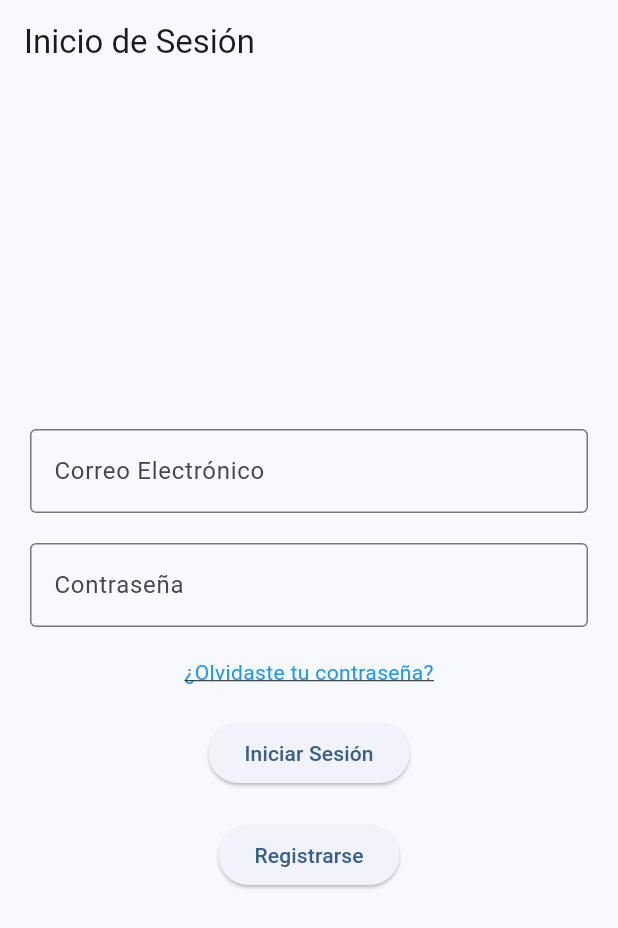
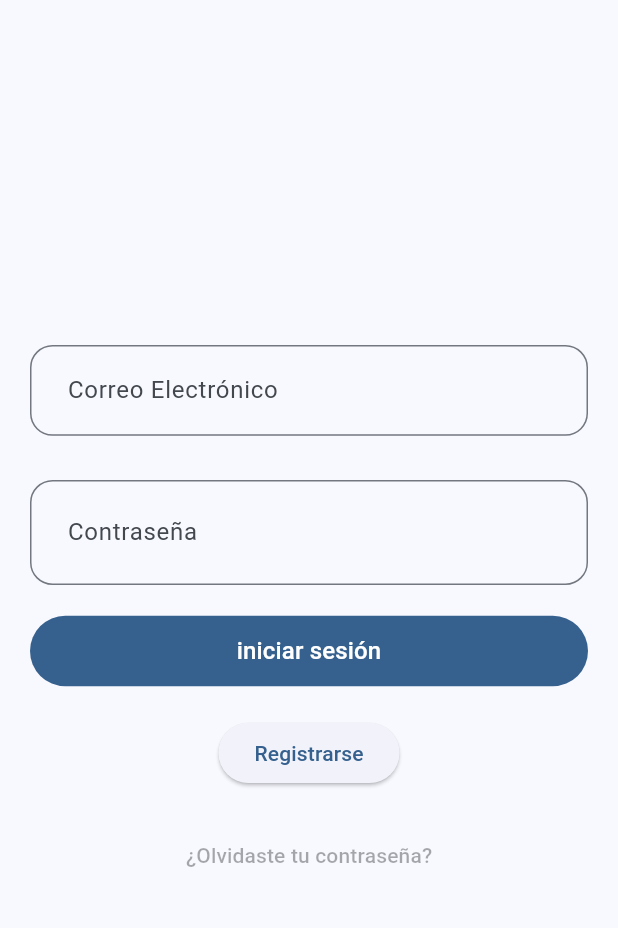
Before and after one commit to ZionitAdmin/todo_final, a Flutter app: the screen it shows after launch, on a phone screen of 412 x 824 dp. Shown: the top 928 px of the screen. Run offline on Flutter 3.47's test engine with Material 3 defaults, Android fonts, the phone set to English and light mode, and no system bars; our stand-ins replace go_router, isar; accounts and stored records are empty; generated files the repository leaves out were written again.

Commit message:
add: se agregan widgets custom de boton principal e inputs

```diff
--- a/lib/config/constants.dart
+++ b/lib/config/constants.dart
@@ -2,4 +2,5 @@ import 'package:flutter/material.dart';
 
 class AppConstants {
   static final homeScaffoldKey = GlobalKey<ScaffoldState>();
+  static const double borderRadius = 15.0;
 }
--- /dev/null
+++ b/lib/config/input_styles.dart
@@ -0,0 +1,8 @@
+import 'package:flutter/material.dart';
+import 'package:todo_practica_final/config/constants.dart';
+
+InputBorder myInputBorder = const OutlineInputBorder(
+  borderRadius: BorderRadius.all(
+      Radius.elliptical(AppConstants.borderRadius, AppConstants.borderRadius)),
+  gapPadding: 10,
+);
--- a/lib/main.dart
+++ b/lib/main.dart
@@ -3,11 +3,13 @@ import 'package:provider/provider.dart';
 import 'package:todo_practica_final/config/router/app_router.dart';
 import 'package:todo_practica_final/providers/appbar_provider.dart';
 import 'package:todo_practica_final/providers/drawer_provider.dart';
+import 'package:todo_practica_final/providers/login_provider.dart';
 import 'package:todo_practica_final/providers/theme_provider.dart';
 
 void main() {
   runApp(MultiProvider(
     providers: [
+      ChangeNotifierProvider(create: (_) => LoginProvider()),
       ChangeNotifierProvider(create: (_) => DrawerProvider()),
       ChangeNotifierProvider(create: (_) => ThemeProvider()),
       ChangeNotifierProvider(create: (_) => AppbarProvider()),
--- a/lib/providers/important_tasks_provider.dart
+++ b/lib/providers/important_tasks_provider.dart
@@ -3,7 +3,7 @@ import 'package:flutter/material.dart';
 import '../screens/home_screen.dart';
 
 class ImportantTasksProvider extends ChangeNotifier {
-  List<Task> _importantTasks = [];
+  final List<Task> _importantTasks = [];
 
   List<Task> get importantTasks => _importantTasks;
 
--- /dev/null
+++ b/lib/providers/login_provider.dart
@@ -0,0 +1,12 @@
+import 'package:flutter/material.dart';
+
+class LoginProvider extends ChangeNotifier {
+  bool _isPasswordVisible = false;
+
+  void togglePasswordVisibility() {
+    _isPasswordVisible = !_isPasswordVisible;
+    notifyListeners();
+  }
+
+  get isPasswordVisible => _isPasswordVisible;
+}
--- a/lib/screens/login_screen.dart
+++ b/lib/screens/login_screen.dart
@@ -1,5 +1,10 @@
 import 'package:flutter/material.dart';
 import 'package:go_router/go_router.dart';
+import 'package:provider/provider.dart';
+import 'package:todo_practica_final/config/input_styles.dart';
+import 'package:todo_practica_final/providers/login_provider.dart';
+import 'package:todo_practica_final/widgets/my_filled_button.dart';
+import 'package:todo_practica_final/widgets/my_text_form_field.dart';
 // Importa el RegistroScreen
 
 class LoginScreen extends StatelessWidget {
@@ -10,60 +15,59 @@ class LoginScreen extends StatelessWidget {
   @override
   Widget build(BuildContext context) {
     return Scaffold(
-      appBar: AppBar(
-        automaticallyImplyLeading: false,
-        actions: const [],
-        title: const Text('Inicio de Sesión'),
-      ),
       body: Center(
+        child: SingleChildScrollView(
           child: Padding(
             padding: const EdgeInsets.all(20.0),
             child: Column(
               mainAxisAlignment: MainAxisAlignment.center,
               children: [
-              TextFormField(
-                decoration: const InputDecoration(
-                  labelText: 'Correo Electrónico',
-                  border: OutlineInputBorder(),
-                ),
+                MyTextFormField(
+                  borderStyle: myInputBorder,
+                  label: "Correo Electrónico",
+                  prefixIcon: const Icon(Icons.person),
                 ),
                 const SizedBox(height: 20),
-              TextFormField(
-                obscureText: true,
-                decoration: const InputDecoration(
-                  labelText: 'Contraseña',
-                  border: OutlineInputBorder(),
+                MyTextFormField(
+                    obscureText:
+                        !context.watch<LoginProvider>().isPasswordVisible,
+                    label: 'Contraseña',
+                    prefixIcon: const Icon(Icons.lock),
+                    suffixIcon: IconButton(
+                      icon: Icon(
+                          (context.watch<LoginProvider>().isPasswordVisible)
+                              ? Icons.visibility_off_outlined
+                              : Icons.remove_red_eye),
+                      onPressed: () => context
+                          .read<LoginProvider>()
+                          .togglePasswordVisibility(),
                     ),
+                    borderStyle: myInputBorder),
+
+                const SizedBox(height: 20),
+                MyFilledButton(
+                  label: "iniciar sesión",
+                  labelSize: 16,
+                  onPressed: () {
+                    context.go('/');
+                  },
                 ),
-              const SizedBox(height: 20),
-              GestureDetector(
-                onTap: () {
-                  print('Olvidaste tu contraseña?');
-                },
-                child: const Text(
-                  '¿Olvidaste tu contraseña?',
-                  style: TextStyle(
-                    color: Colors.blue,
-                    decoration: TextDecoration.underline,
-                  ),
-                ),
-              ),
-              const SizedBox(height: 20),
+
+                const SizedBox(
+                    height: 20), // Agrega un espacio entre los botones
                 ElevatedButton(
                   onPressed: () {
-                  GoRouter.of(context).go('/');
-                },
-                child: const Text('Iniciar Sesión'),
-              ),
-              const SizedBox(height: 20), // Agrega un espacio entre los botones
-              ElevatedButton(
-                onPressed: () {
-                  // Navegar a la pantalla de registro al presionar el botón
-                  GoRouter.of(context).go('/registro');
+                    context.push('/registro');
                   },
                   child: const Text('Registrarse'),
                 ),
+                const SizedBox(height: 20),
+                const TextButton(
+                  onPressed: null,
+                  child: Text('¿Olvidaste tu contraseña?'),
+                ),
               ],
+            ),
           ),
         ),
       ),
--- /dev/null
+++ b/lib/widgets/my_filled_button.dart
@@ -0,0 +1,32 @@
+import 'package:flutter/material.dart';
+
+class MyFilledButton extends StatelessWidget {
+  final void Function()? onPressed;
+  final double padding;
+  final String label;
+  final double labelSize;
+
+  const MyFilledButton(
+      {super.key,
+      this.onPressed,
+      this.padding = 12,
+      required this.label,
+      this.labelSize = 12});
+
+  @override
+  Widget build(BuildContext context) {
+    return SizedBox(
+      width: double.maxFinite,
+      child: FilledButton(
+        style: FilledButton.styleFrom(
+            padding: EdgeInsets.symmetric(
+                vertical: padding, horizontal: padding / 2)),
+        onPressed: onPressed,
+        child: Text(
+          label,
+          style: TextStyle(fontSize: labelSize),
+        ),
+      ),
+    );
+  }
+}
--- /dev/null
+++ b/lib/widgets/my_text_form_field.dart
@@ -0,0 +1,43 @@
+import 'package:flutter/material.dart';
+import 'package:todo_practica_final/config/constants.dart';
+
+class MyTextFormField extends StatelessWidget {
+  final TextEditingController? controller;
+  final String? Function(String?)? validator;
+  final bool obscureText;
+
+  final String? label;
+  final InputBorder? borderStyle;
+  final Icon? prefixIcon;
+  final Widget? suffixIcon;
+
+  const MyTextFormField({
+    super.key,
+    this.controller,
+    this.validator,
+    this.label = "",
+    this.borderStyle,
+    this.obscureText = false,
+    this.prefixIcon,
+    this.suffixIcon,
+  });
+
+  @override
+  Widget build(BuildContext context) {
+    return SizedBox(
+      height: 70,
+      child: TextFormField(
+        obscureText: obscureText,
+        controller: controller,
+        decoration: InputDecoration(
+            isDense: true,
+            contentPadding: const EdgeInsets.all(AppConstants.borderRadius),
+            prefix: prefixIcon,
+            suffix: suffixIcon,
+            labelText: label,
+            border: borderStyle),
+        validator: validator,
+      ),
+    );
+  }
+}
```
Also changed, not shown: lib/screens/home_screen.dart (+16 -16 lines), lib/screens/registro_screen.dart (+46 -22 lines), lib/widgets/drawer/drawer.dart (+3 -6 lines). Lines whose indentation alone changed are shown as unchanged.
